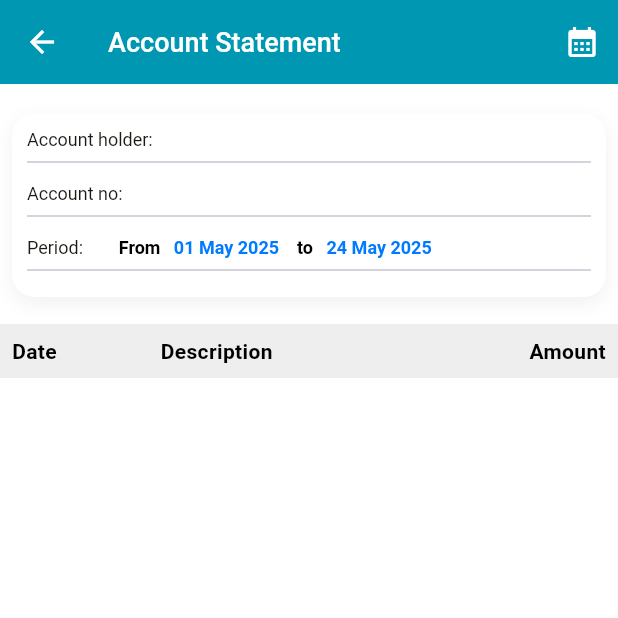
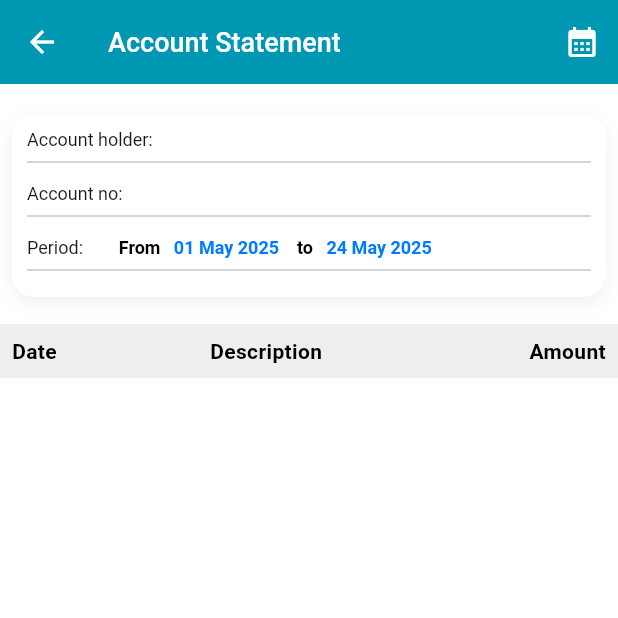
Before and after one commit to abdirahmanabdullahi/ciyebooks-ui, a Flutter app: the AccountStatement screen opened directly with empty values, on a phone screen of 412 x 824 dp, the top half of it. Run offline on Flutter 3.47's test engine with Material 3 defaults, Android fonts, the light colour scheme and no system bars; our stand-ins replace cloud_firestore, file_picker, firebase_auth, firebase_core, firebase_ui_firestore, gap and 1 more; accounts and stored records are empty; generated files the repository leaves out were written again; project files that could hold a hidden picture were left out.

Commit message:
Fixed wrapping issue in statement

```diff
--- a/lib/features/accounts/screens/account_statement.dart
+++ b/lib/features/accounts/screens/account_statement.dart
@@ -133,7 +133,7 @@ class AccountStatement extends StatelessWidget {
                             ),
                             TextSpan(
                               text: accountName,
-                              style: TextStyle(fontWeight: FontWeight.w600, fontSize: 15, color: CupertinoColors.systemBlue),
+                              style: TextStyle(fontSize: 12, color: CupertinoColors.systemBlue),
                             ),
                             // TextSpan(
                             //   text: formatter.format(
@@ -164,7 +164,7 @@ class AccountStatement extends StatelessWidget {
                             ),
                             TextSpan(
                               text: accountNo,
-                              style: TextStyle(fontWeight: FontWeight.w600, fontSize: 15, color: CupertinoColors.systemBlue),
+                              style: TextStyle(fontSize: 12, color: CupertinoColors.systemBlue),
                             ),
                             // TextSpan(
                             //   text: formatter.format(
@@ -242,7 +242,7 @@ class AccountStatement extends StatelessWidget {
                           color: AppColors.quarternary,
                           child: Row(
                             children: [
-                              Expanded(flex: 2, child: Text('Date', style: TextStyle(fontWeight: FontWeight.bold))),
+                              Expanded(flex: 3, child: Text('Date', style: TextStyle(fontWeight: FontWeight.bold))),
                               Expanded(flex: 3, child: Text('Description', style: TextStyle(fontWeight: FontWeight.bold))),
                               // Expanded(flex: 1, child: Text('Type', style: TextStyle(fontWeight: FontWeight.bold))),
                               // Expanded(flex: 2, child: Text('Currency', style: TextStyle(fontWeight: FontWeight.bold))),
@@ -271,7 +271,7 @@ class AccountStatement extends StatelessWidget {
                                   mainAxisAlignment: MainAxisAlignment.spaceBetween,
                                   children: [
                                     Expanded(
-                                      flex: 2,
+                                      flex: 3,
                                       child: Text(DateFormat('dd MMMM yyy').format(transaction['dateCreated'].toDate())),
                                     ),
                                     Expanded(
```
